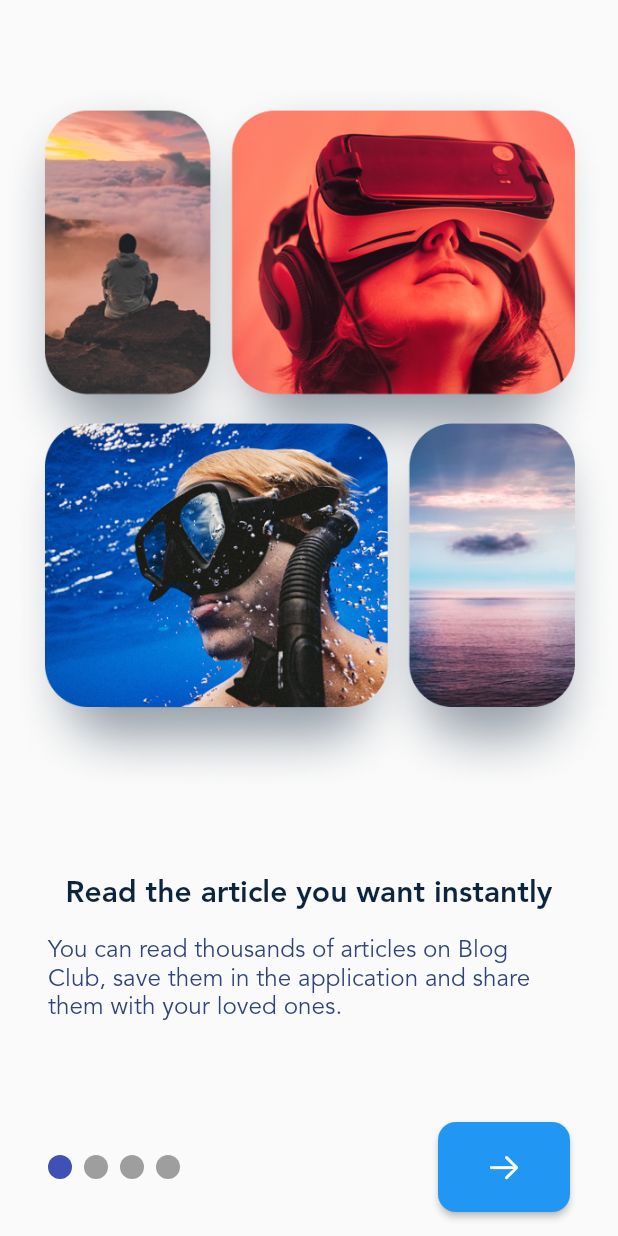
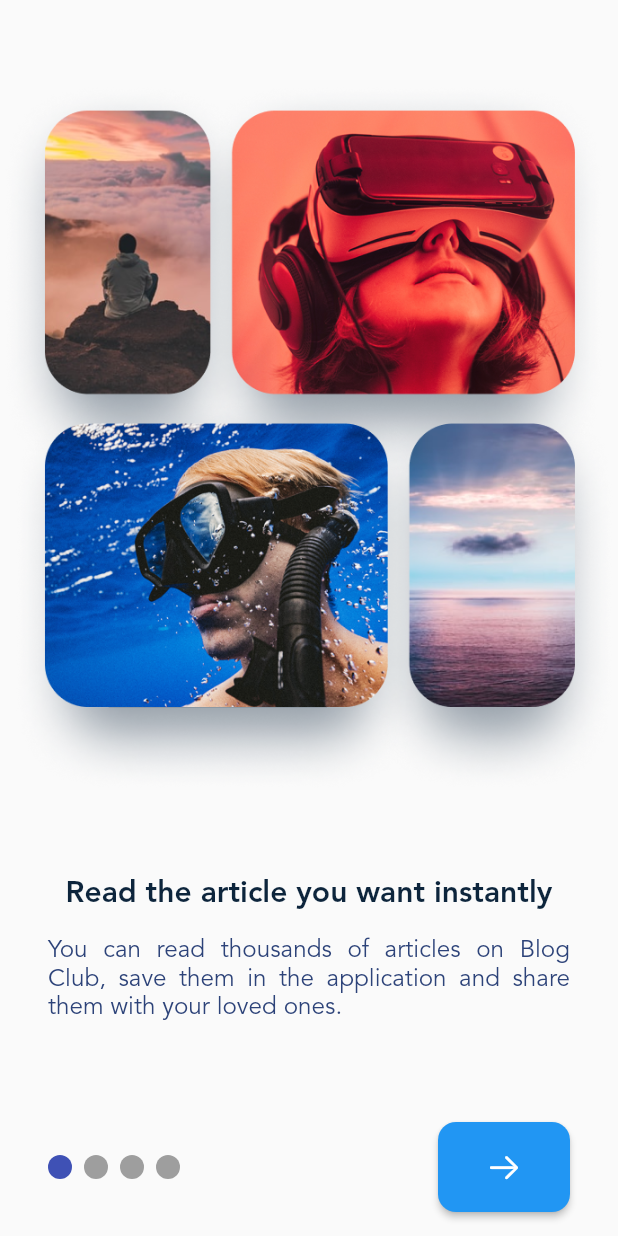
Before and after one commit to amirtorabi/blog_club, a Flutter app: the screen it shows after launch, on a phone screen of 412 x 824 dp. Run offline on Flutter 3.47's test engine with Material 2 defaults, Android fonts, the phone set to English and light mode, and no system bars; drawn by our look-alikes of smooth_page_indicator; our stand-ins replace dotted_border, flutter_svg, gradient_borders; generated files the repository leaves out were written again.

```diff
--- /dev/null
+++ b/l10n.yaml
@@ -0,0 +1,3 @@
+arb-dir: lib/l10n
+template-arb-file: app_en.arb
+output-localization-file: app_localizations.dart
--- a/lib/home.dart
+++ b/lib/home.dart
@@ -4,6 +4,7 @@ import 'package:dotted_border/dotted_border.dart';
 import 'package:flutter/cupertino.dart';
 import 'package:flutter/material.dart';
 import 'package:gradient_borders/box_borders/gradient_box_border.dart';
+import 'package:flutter_gen/gen_l10n/app_localizations.dart';
 
 class HomeScreen extends StatelessWidget {
   const HomeScreen({super.key});
@@ -25,7 +26,10 @@ class HomeScreen extends StatelessWidget {
               child: Row(
                 mainAxisAlignment: MainAxisAlignment.spaceBetween,
                 children: [
-                  Text('Hi, Amir!', style: myTheme.textTheme.titleMedium),
+                  Text(
+                    'Hi, Amir!',
+                    style: myTheme.textTheme.titleMedium,
+                  ),
                   Image.asset(
                     'assets/img/icons/notification.png',
                     width: 32,
--- /dev/null
+++ b/lib/l10n/app_en.arb
@@ -0,0 +1,6 @@
+{
+    "helloWorld": "Hello World!",
+    "@helloWorld": {
+      "description": "The conventional newborn programmer greeting"
+    }
+  }
--- /dev/null
+++ b/lib/l10n/app_fa.arb
@@ -0,0 +1,6 @@
+{
+    "helloWorld": "سلام دنیا!",
+    "@helloWorld": {
+      "description": "The conventional newborn programmer greeting"
+    }
+  }
--- a/lib/main.dart
+++ b/lib/main.dart
@@ -1,7 +1,8 @@
 import 'package:blog_club/gen/assets.gen.dart';
 import 'package:blog_club/onboarding.dart';
-import 'package:blog_club/splash.dart';
 import 'package:flutter/material.dart';
+import 'package:flutter_localizations/flutter_localizations.dart';
+import 'package:flutter_gen/gen_l10n/app_localizations.dart';
 
 void main() {
   runApp(const MyApp());
@@ -18,6 +19,17 @@ class MyApp extends StatelessWidget {
     const secondaryTextColor = Color(0xff2D4379);
     return MaterialApp(
         title: 'Flutter Demo',
+        localizationsDelegates: const [
+          AppLocalizations.delegate,
+          GlobalMaterialLocalizations.delegate,
+          GlobalWidgetsLocalizations.delegate,
+          GlobalCupertinoLocalizations.delegate,
+        ],
+        supportedLocales: const [
+          Locale('en'), // English
+          Locale('fa'), // Persian
+        ],
+        locale: const Locale('en'),
         theme: ThemeData(
           primarySwatch: Colors.blue,
           textButtonTheme: TextButtonThemeData(
--- a/lib/onboarding.dart
+++ b/lib/onboarding.dart
@@ -63,6 +63,7 @@ class _OnBoardingState extends State<OnBoarding> {
                             ),
                             Text(
                               onBoardingItems[index].description,
+                              textAlign: TextAlign.justify,
                               style: Theme.of(context)
                                   .textTheme
                                   .titleMedium
@@ -105,7 +106,7 @@ class _OnBoardingState extends State<OnBoarding> {
                           iconColor:
                               const MaterialStatePropertyAll(Colors.white),
                         ),
-                        child: Icon(page == onBoardingItems.length
+                        child: Icon(page == onBoardingItems.length - 1
                             ? CupertinoIcons.check_mark_circled
                             : CupertinoIcons.arrow_right),
                       )
--- a/pubspec.yaml
+++ b/pubspec.yaml
@@ -39,6 +39,9 @@ dependencies:
   dotted_border: ^2.0.0+3
   flutter_svg: ^2.0.7
   smooth_page_indicator: ^1.1.0
+  flutter_localizations:
+    sdk: flutter
+  intl: any
   # carousel_slider: ^4.2.1
 
 dev_dependencies:
@@ -64,6 +67,8 @@ flutter:
   # included with your application, so that you can use the icons in
   # the material Icons class.
   uses-material-design: true
+  generate: true
+
 
   # To add assets to your application, add an assets section, like this:
   assets:
```
Also changed, not shown: pubspec.lock.
